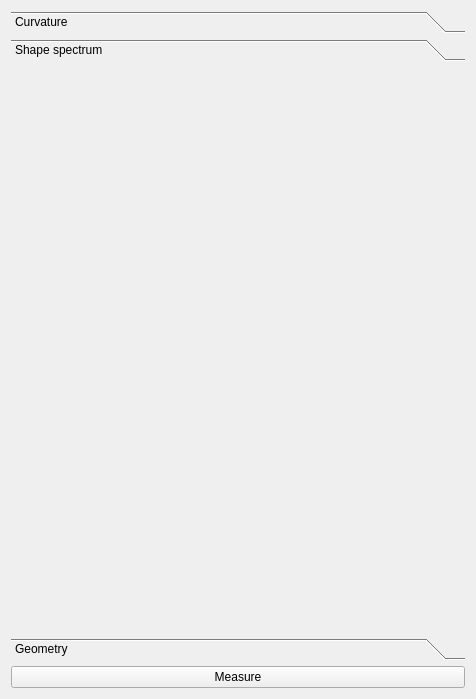
This is src/napari_stress/_spherical_harmonics/toolbox.ui in campaslab/napari-stress as Qt 5 draws it before an edit. The edited form follows.
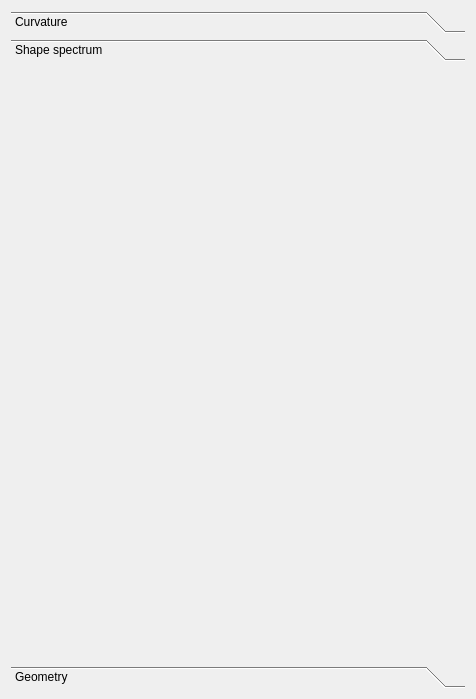
This is the edited form. The open tabs and pages were chosen to show the change.

Commit message: removed currently unused button

```diff
--- a/src/napari_stress/_spherical_harmonics/toolbox.ui
+++ b/src/napari_stress/_spherical_harmonics/toolbox.ui
@@ -67,8 +67,8 @@
        <rect>
         <x>0</x>
         <y>0</y>
-        <width>458</width>
-        <height>571</height>
+        <width>98</width>
+        <height>218</height>
        </rect>
       </property>
       <attribute name="label">
@@ -134,13 +134,6 @@
      </widget>
     </widget>
    </item>
-   <item row="1" column="0">
-    <widget class="QPushButton" name="button_run_measurement">
-     <property name="text">
-      <string>Measure</string>
-     </property>
-    </widget>
-   </item>
   </layout>
  </widget>
  <resources/>
```
Left out of the diff: 6 changed lines with no effect on the pictures.
